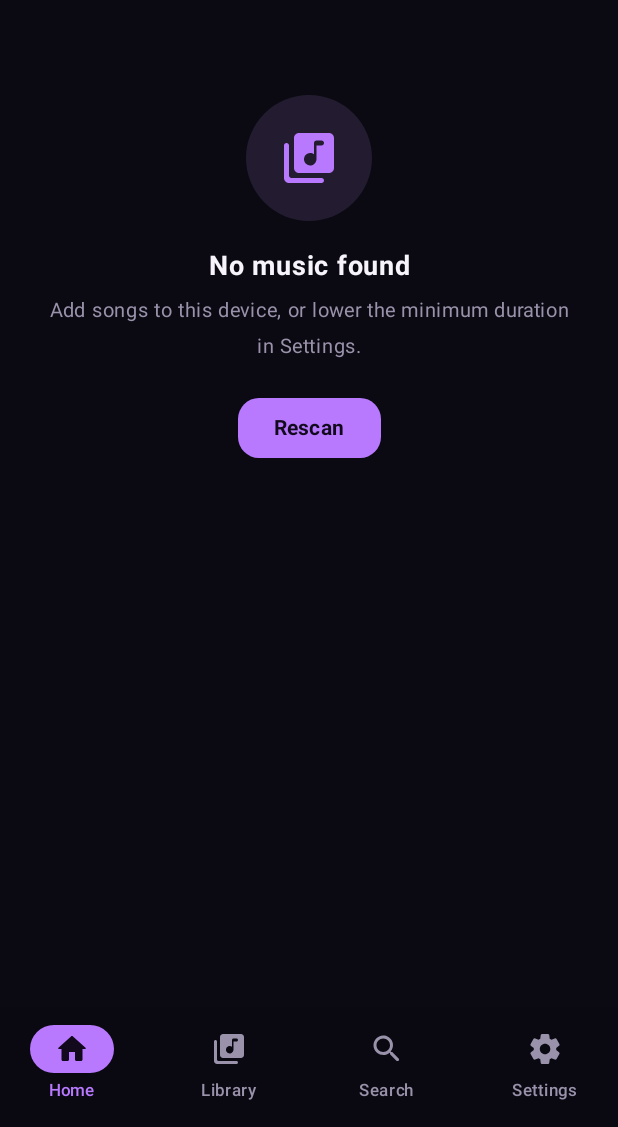
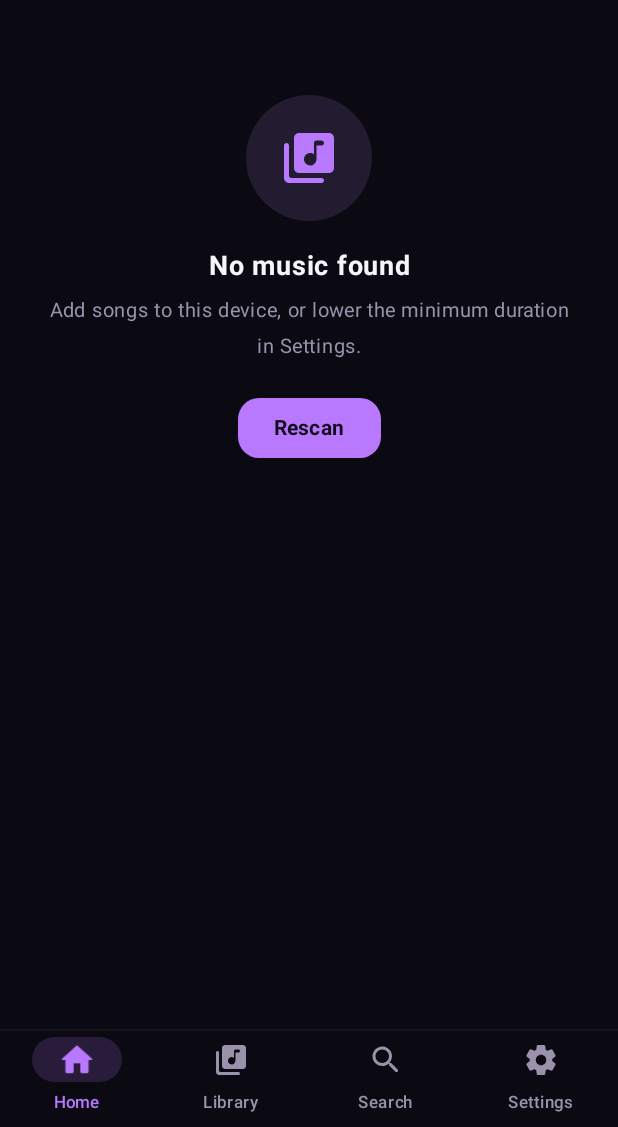
Before and after one commit to abolfazlansari1/musicnoir, an Android app built with Jetpack Compose: the screen it shows after launch (MainActivity), on a phone screen of 412 x 824 dp, the part 109-1236 px from its top. Run offline under Robolectric (Android 15) with nearby library versions, the phone set to English and light mode, and no system bars; 25 statements that could not run were skipped.

Commit message:
Premium design pass: toasts, lighter nav bar, big titles, hairline cards, adaptive home tiles
Co-Authored-By: Claude Sonnet 5.5 <noreply@anthropic.com>
Claude-Session: https://claude.ai/code/session_017dfsaUaGWkx5LfzrmbxSVm

```diff
--- a/app/build.gradle.kts
+++ b/app/build.gradle.kts
@@ -14,7 +14,7 @@ android {
         targetSdk = 35
         // CI run number keeps versionCode increasing so every build installs as an update.
         versionCode = (System.getenv("GITHUB_RUN_NUMBER")?.toIntOrNull() ?: 0) + 100
-        versionName = "3.1.1"
+        versionName = "3.2.0"
     }
 
     // One fixed key for every build, so a new APK always updates the installed one in place.
--- a/app/src/main/java/com/noirmusic/app/MainActivity.kt
+++ b/app/src/main/java/com/noirmusic/app/MainActivity.kt
@@ -60,6 +60,28 @@ import androidx.compose.ui.platform.LocalContext
 import androidx.compose.ui.unit.dp
 import androidx.compose.ui.unit.sp
 import androidx.core.content.ContextCompat
+import androidx.compose.animation.animateColorAsState
+import androidx.compose.animation.core.Spring
+import androidx.compose.animation.core.animateFloatAsState
+import androidx.compose.animation.core.spring
+import androidx.compose.foundation.clickable
+import androidx.compose.foundation.interaction.MutableInteractionSource
+import androidx.compose.foundation.layout.Arrangement
+import androidx.compose.foundation.layout.fillMaxHeight
+import androidx.compose.foundation.layout.fillMaxWidth
+import androidx.compose.foundation.layout.height
+import androidx.compose.foundation.layout.navigationBarsPadding
+import androidx.compose.foundation.layout.size
+import androidx.compose.foundation.layout.width
+import androidx.compose.foundation.layout.Row
+import androidx.compose.foundation.shape.RoundedCornerShape
+import androidx.compose.material3.HorizontalDivider
+import androidx.compose.ui.Alignment
+import androidx.compose.ui.draw.clip
+import androidx.compose.ui.graphics.Color
+import androidx.compose.ui.graphics.graphicsLayer
+import androidx.compose.ui.text.font.FontWeight
+import kotlinx.coroutines.delay
 
 class MainActivity : ComponentActivity() {
     private val vm: PlayerViewModel by viewModels()
@@ -197,6 +219,7 @@ private fun NoirRoot(vm: PlayerViewModel) {
             ) { NowPlayingScreen(onClose = { expanded = false }) }
         }
 
+        Box(Modifier.fillMaxSize()) { ToastHost(vm, expanded, Modifier.align(Alignment.BottomCenter)) }
         menuTrack?.let { t ->
             TrackMenuSheet(t, onDismiss = { menuTrack = null }, onInfo = { infoTrack = t }, onDelete = { deleteTrack = t })
         }
@@ -212,16 +235,46 @@ private fun NoirRoot(vm: PlayerViewModel) {
 @Composable
 private fun NoirNavBar(selected: Int, onMain: Boolean, onSelect: (Int) -> Unit) {
     val items = listOf("Home" to Icons.Rounded.Home, "Library" to Icons.Rounded.LibraryMusic, "Search" to Icons.Rounded.Search, "Settings" to Icons.Rounded.Settings)
-    NavigationBar(containerColor = N.bg.copy(alpha = .98f), contentColor = N.accent, tonalElevation = 0.dp) {
-        items.forEachIndexed { i, (label, icon) ->
-            NavigationBarItem(
-                selected = onMain && selected == i, onClick = { onSelect(i) },
-                icon = { Icon(icon, label) }, label = { Text(label, fontSize = 11.sp) },
-                colors = NavigationBarItemDefaults.colors(
-                    selectedIconColor = N.onAccent, selectedTextColor = N.accent, indicatorColor = N.accent,
-                    unselectedIconColor = N.muted, unselectedTextColor = N.muted
-                )
-            )
+    Column(Modifier.fillMaxWidth().background(N.bg)) {
+        HorizontalDivider(color = Color.White.copy(alpha = .06f))
+        Row(Modifier.fillMaxWidth().navigationBarsPadding().height(64.dp)) {
+            items.forEachIndexed { i, (label, icon) ->
+                val sel = onMain && selected == i
+                val tint by animateColorAsState(if (sel) N.accent else N.muted, tween(200), label = "navtint")
+                val pill by animateFloatAsState(if (sel) 1f else 0f, spring(Spring.DampingRatioMediumBouncy, Spring.StiffnessMedium), label = "navpill")
+                Column(
+                    Modifier.weight(1f).fillMaxHeight()
+                        .clickable(interactionSource = remember { MutableInteractionSource() }, indication = null) { onSelect(i) },
+                    verticalArrangement = Arrangement.Center, horizontalAlignment = Alignment.CenterHorizontally
+                ) {
+                    Box(
+                        Modifier.width(60.dp).height(30.dp).clip(RoundedCornerShape(15.dp)).background(N.accent.copy(alpha = .17f * pill)),
+                        contentAlignment = Alignment.Center
+                    ) { Icon(icon, label, tint = tint, modifier = Modifier.size(24.dp).graphicsLayer { scaleX = 1f + .1f * pill; scaleY = 1f + .1f * pill }) }
+                    Text(label, color = tint, fontSize = 11.sp, fontWeight = if (sel) FontWeight.SemiBold else FontWeight.Medium, modifier = Modifier.padding(top = 2.dp))
+                }
+            }
         }
     }
 }
+
+@Composable
+private fun ToastHost(vm: PlayerViewModel, expanded: Boolean, modifier: Modifier) {
+    var shown by remember { mutableStateOf("") }
+    LaunchedEffect(vm.toast) {
+        val t = vm.toast
+        if (t != null) { shown = t; delay(2200); vm.clearToast() }
+    }
+    AnimatedVisibility(
+        visible = vm.toast != null, modifier = modifier,
+        enter = slideInVertically(tween(260)) { it / 2 } + fadeIn(tween(200)),
+        exit = slideOutVertically(tween(200)) { it / 2 } + fadeOut(tween(160))
+    ) {
+        Box(
+            Modifier.padding(bottom = if (expanded) 96.dp else 168.dp, start = 24.dp, end = 24.dp)
+                .navigationBarsPadding()
+                .clip(RoundedCornerShape(50)).background(N.panel2).hairline(RoundedCornerShape(50))
+                .padding(horizontal = 20.dp, vertical = 12.dp)
+        ) { Text(shown, color = N.text, fontSize = 14.sp, fontWeight = FontWeight.Medium) }
+    }
+}
--- a/app/src/main/java/com/noirmusic/app/Screens2.kt
+++ b/app/src/main/java/com/noirmusic/app/Screens2.kt
@@ -106,7 +106,7 @@ fun SearchScreen(state: LazyListState) {
     }
     val currentId = vm.current?.id
     Column(Modifier.fillMaxSize()) {
-        Text("Search", color = N.text, fontSize = 30.sp, fontWeight = FontWeight.ExtraBold, modifier = Modifier.padding(start = 18.dp, top = 14.dp, bottom = 10.dp))
+        ScreenTitle("Search")
         OutlinedTextField(
             query, { query = it }, Modifier.fillMaxWidth().padding(horizontal = 18.dp),
             placeholder = { Text("Songs, artists, albums", color = N.muted) },
@@ -175,7 +175,7 @@ fun SearchScreen(state: LazyListState) {
 
 @Composable
 private fun SettingsCard(title: String, content: @Composable ColumnScope.() -> Unit) {
-    Column(Modifier.fillMaxWidth().padding(horizontal = 18.dp).clip(RoundedCornerShape(20.dp)).background(N.panel).padding(vertical = 8.dp)) {
+    Column(Modifier.fillMaxWidth().padding(horizontal = 20.dp).clip(RoundedCornerShape(24.dp)).background(N.panel).hairline(RoundedCornerShape(24.dp)).padding(vertical = 8.dp)) {
         Text(title.uppercase(), color = N.accent, fontSize = 11.sp, fontWeight = FontWeight.Bold, letterSpacing = 2.sp, modifier = Modifier.padding(horizontal = 16.dp, vertical = 8.dp))
         content()
     }
@@ -215,7 +215,7 @@ fun SettingsScreen(state: LazyListState) {
     val importLauncher = rememberLauncherForActivityResult(ActivityResultContracts.OpenDocument()) { uri -> if (uri != null) vm.importBackup(uri) }
     val version = remember { runCatching { ctx.packageManager.getPackageInfo(ctx.packageName, 0).versionName }.getOrNull() ?: "" }
     LazyColumn(state = state, contentPadding = PaddingValues(bottom = 20.dp), verticalArrangement = Arrangement.spacedBy(14.dp)) {
-        item { Text("Settings", color = N.text, fontSize = 30.sp, fontWeight = FontWeight.ExtraBold, modifier = Modifier.padding(start = 18.dp, top = 14.dp)) }
+        item { ScreenTitle("Settings") }
         item {
             SettingsCard("Appearance") {
                 Text("Accent color", color = N.text, fontSize = 15.sp, modifier = Modifier.padding(horizontal = 16.dp, vertical = 4.dp))
```
Also changed, not shown: app/src/main/java/com/noirmusic/app/Components.kt (+13 -1 lines), app/src/main/java/com/noirmusic/app/PlayerViewModel.kt (+14 -2 lines), app/src/main/java/com/noirmusic/app/Screens.kt (+14 -10 lines).
